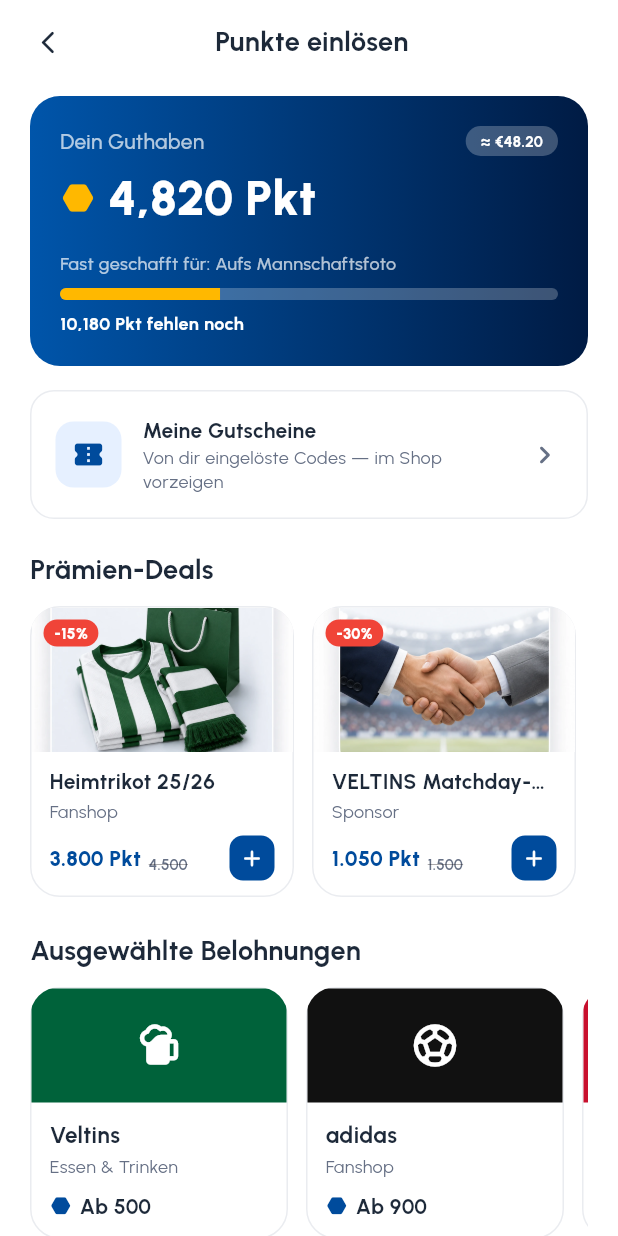
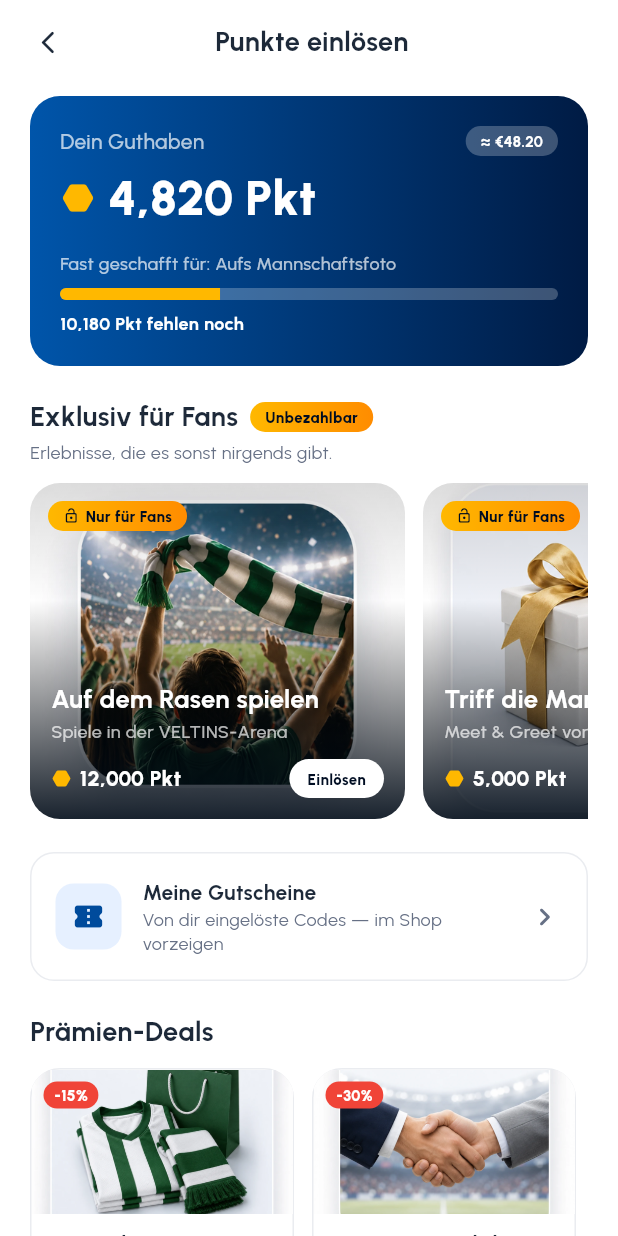
Before and after one commit to COREVIONLABS/EMBAapp-native, a Flutter app: the PointsScreen screen opened directly, after a tap on "Einlösen", on a phone screen of 412 x 824 dp. Run offline on Flutter 3.47's test engine with Material 3 defaults, Android fonts, the phone set to English and light mode, and no system bars; our stand-ins replace flutter_svg.

Commit message:
Socios-inspired: exclusive rewards, round wallet actions, fan-polls hub [skip ci]
1) Exclusive 'money-can't-buy' experiences as the heart of Redeem — a
   photo-rich card carousel (Auf dem Rasen spielen / Triff die Mannschaft /
   VIP-Loge) with a gold 'Nur für Fans' badge and exclusivity framing.
2) Round wallet actions (Socios-style) in the Points top zone: Earn / Redeem /
   Top up / History / Ranking as clean brand circles (was square tiles).
3) Fan-Polls hub: fans influence real club decisions (captain / third kit /
   walk-out song) plus Player of the Month, each with a live flip-clock
   countdown and points reward. Earn-screen spotlight now opens the hub.
Deliberately NOT adopted: crypto wallet / send-receive-stake / tokens-NFTs.
+ DE translations, flutter analyze clean.

Co-Authored-By: Claude Opus 4.8 <noreply@anthropic.com>
Claude-Session: https://claude.ai/code/session_0138H2TPm9wvb2D54WvCY8tL

```diff
--- a/lib/l10n/strings.dart
+++ b/lib/l10n/strings.dart
@@ -1363,4 +1363,18 @@ const Map<String, String> _de = {
   'Prizes': 'Gewinne',
   'Deals %': 'Vorteile %',
   'More in the app': 'Mehr in der App',
+  // ── Socios-inspired: exclusive rewards, fan polls ──
+  'Exclusive for fans': 'Exklusiv für Fans',
+  'Money-can\'t-buy': 'Unbezahlbar',
+  'Experiences you can\'t get anywhere else.': 'Erlebnisse, die es sonst nirgends gibt.',
+  'Fans only': 'Nur für Fans',
+  'Fan votes': 'Fan-Abstimmungen',
+  'Your vote counts': 'Deine Stimme zählt',
+  'Shape real club decisions': 'Bestimme echte Club-Entscheidungen mit',
+  'Vote on the captain, the kit and more — and earn points.': 'Stimme über Kapitän, Trikot & mehr ab — und sammle Punkte.',
+  'Featured vote': 'Top-Abstimmung',
+  'Captain, kit, Player of the Month — you decide': 'Kapitän, Trikot, Spieler des Monats — du entscheidest',
+  'Open polls': 'Laufende Abstimmungen',
+  'Ends in': 'Endet in',
+  'One vote per fan per poll. Results are shared with the club.': 'Eine Stimme pro Fan pro Abstimmung. Ergebnisse gehen an den Club.',
 };
--- a/lib/screens/points_screen.dart
+++ b/lib/screens/points_screen.dart
@@ -102,13 +102,13 @@ class PointsScreen extends StatelessWidget {
               Icon(Icons.info_outline_rounded, size: 14, color: AppColors.textLight),
             ]),
             const SizedBox(height: 20),
-            // Primary quick-access — every key hub function on one visible tap
-            // (replaces the old 4 circles + hidden "More" sheet).
+            // Primary quick-access — clean round wallet actions (Socios-style).
             Row(crossAxisAlignment: CrossAxisAlignment.start, children: [
-              Expanded(child: _Cat(icon: Icons.add_rounded, label: tr('Earn'), color: AppColors.brandPrimary, onTap: () => _push(context, const EarnPointsScreen()))),
-              Expanded(child: _Cat(icon: Icons.savings_rounded, label: tr('Redeem'), color: const Color(0xFF00897B), onTap: () => _push(context, const RedeemScreen()))),
-              Expanded(child: _Cat(icon: Icons.account_balance_wallet_rounded, label: tr('Top up'), color: const Color(0xFF1565C0), onTap: () => _push(context, const BuyPointsScreen()))),
-              Expanded(child: _Cat(icon: Icons.leaderboard_rounded, label: tr('Ranking'), color: const Color(0xFFEF6C00), onTap: () => _push(context, const LeaderboardScreen()))),
+              Expanded(child: _RoundAction(icon: Icons.bolt_rounded, label: tr('Earn'), onTap: () => _push(context, const EarnPointsScreen()))),
+              Expanded(child: _RoundAction(icon: Icons.card_giftcard_rounded, label: tr('Redeem'), onTap: () => _push(context, const RedeemScreen()))),
+              Expanded(child: _RoundAction(icon: Icons.add_rounded, label: tr('Top up'), onTap: () => _push(context, const BuyPointsScreen()))),
+              Expanded(child: _RoundAction(icon: Icons.history_rounded, label: tr('History'), onTap: () => _push(context, const PointsHistoryScreen()))),
+              Expanded(child: _RoundAction(icon: Icons.leaderboard_rounded, label: tr('Ranking'), onTap: () => _push(context, const LeaderboardScreen()))),
             ]),
           ]),
         ),
@@ -253,6 +253,31 @@ class PointsScreen extends StatelessWidget {
 
 }
 
+/// Round wallet action (Socios-style): a solid brand circle with a white icon
+/// and a small label — the clean primary-action row under the balance.
+class _RoundAction extends StatelessWidget {
+  final IconData icon;
+  final String label;
+  final VoidCallback onTap;
+  const _RoundAction({required this.icon, required this.label, required this.onTap});
+  @override
+  Widget build(BuildContext context) {
+    return Tappable(
+      scale: 0.92,
+      onTap: onTap,
+      child: Column(children: [
+        Container(
+          width: 50, height: 50,
+          decoration: BoxDecoration(gradient: const LinearGradient(colors: AppColors.pointsGradient), shape: BoxShape.circle),
+          child: Icon(icon, color: Colors.white, size: 23),
+        ),
+        const SizedBox(height: 6),
+        Text(label, maxLines: 1, overflow: TextOverflow.ellipsis, style: AppText.body3.copyWith(fontSize: 11.5, fontWeight: FontWeight.w700)),
+      ]),
+    );
+  }
+}
+
 class _Cat extends StatelessWidget {
   final IconData icon;
   final String label;
--- a/lib/screens/redeem_screen.dart
+++ b/lib/screens/redeem_screen.dart
@@ -3,6 +3,7 @@ import '../theme/app_theme.dart';
 import '../widgets/sub_scaffold.dart';
 import '../widgets/app_widgets.dart';
 import '../widgets/hub_widgets.dart';
+import '../widgets/asset_img.dart';
 import '../model/fan_model.dart';
 import '../model/voucher_store.dart';
 import '../widgets/voucher_flow.dart';
@@ -20,6 +21,13 @@ import '../l10n/strings.dart';
 /// sponsors and symbolic category icons.
 class RedeemScreen extends StatelessWidget {
   const RedeemScreen({super.key});
+
+  // Money-can't-buy experiences (title, subtitle, image, points).
+  static const _exclusive = <(String, String, String, int)>[
+    ('Auf dem Rasen spielen', 'Spiele in der VELTINS-Arena', 'img_experiences', 12000),
+    ('Triff die Mannschaft', 'Meet & Greet vor dem Spiel', 'img_rewards', 5000),
+    ('VIP-Loge am Spieltag', 'Logenplatz inkl. Catering', 'img_tickets', 8000),
+  ];
 
   // Featured sponsor rewards: (sponsor, category, from-points)
   static const _featured = [
@@ -89,7 +97,32 @@ class RedeemScreen extends StatelessWidget {
             Text('${FanModel.fmtPublic(remaining)} ${tr('pts to go')}', style: AppText.body3.copyWith(color: Colors.white, fontWeight: FontWeight.w700)),
           ]),
         ),
-        const SizedBox(height: 16),
+        const SizedBox(height: 22),
+        // ── Exclusive, money-can't-buy experiences (the emotional heart) ──
+        Row(children: [
+          Text(tr('Exclusive for fans'), style: AppText.label1),
+          const SizedBox(width: 8),
+          Pill(gradient: const LinearGradient(colors: AppColors.goldGradient), child: Text(tr('Money-can\'t-buy'), style: AppText.caption1.copyWith(color: AppColors.brandDarkest, fontWeight: FontWeight.w800))),
+        ]),
+        const SizedBox(height: 4),
+        Text(tr('Experiences you can\'t get anywhere else.'), style: AppText.body3Regular),
+        const SizedBox(height: 12),
+        SizedBox(
+          height: 224,
+          child: ListView.separated(
+            scrollDirection: Axis.horizontal,
+            itemCount: _exclusive.length,
+            separatorBuilder: (_, __) => const SizedBox(width: 12),
+            itemBuilder: (_, i) {
+              final e = _exclusive[i];
+              return _ExclusiveCard(
+                title: e.$1, sub: e.$2, image: e.$3, points: e.$4,
+                onTap: () => redeemForVoucher(context, title: e.$1, category: 'Experience', points: e.$4, sponsor: 'FC Schalke 04'),
+              );
+            },
+          ),
+        ),
+        const SizedBox(height: 22),
         // ── My Vouchers (reactive open count) ──
         AnimatedBuilder(
           animation: voucherStore,
@@ -203,6 +236,67 @@ class RedeemScreen extends StatelessWidget {
   }
 }
 
+/// Exclusive experience card — full-bleed photo, dark gradient scrim, a gold
+/// "fans only" badge, title and points. The aspirational, money-can't-buy tier.
+class _ExclusiveCard extends StatelessWidget {
+  final String title;
+  final String sub;
+  final String image;
+  final int points;
+  final VoidCallback onTap;
+  const _ExclusiveCard({required this.title, required this.sub, required this.image, required this.points, required this.onTap});
+
+  @override
+  Widget build(BuildContext context) {
+    return GestureDetector(
+      onTap: onTap,
+      child: Container(
+        width: 250,
+        clipBehavior: Clip.antiAlias,
+        decoration: BoxDecoration(borderRadius: BorderRadius.circular(AppRadii.card)),
+        child: Stack(fit: StackFit.expand, children: [
+          AssetImg(image, fit: BoxFit.cover, fallbackIcon: Icons.stadium_rounded),
+          // Dark scrim for legibility.
+          Container(
+            decoration: const BoxDecoration(
+              gradient: LinearGradient(
+                begin: Alignment.topCenter, end: Alignment.bottomCenter,
+                colors: [Color(0x22000000), Color(0x00000000), Color(0xE6000B18)],
+                stops: [0, 0.35, 1],
+              ),
+            ),
+          ),
+          Positioned(top: 12, left: 12, child: Pill(
+            gradient: const LinearGradient(colors: AppColors.goldGradient),
+            child: Row(mainAxisSize: MainAxisSize.min, children: [
+              const Icon(Icons.lock_open_rounded, size: 11, color: AppColors.brandDarkest),
+              const SizedBox(width: 4),
+              Text(tr('Fans only'), style: AppText.caption1.copyWith(color: AppColors.brandDarkest, fontWeight: FontWeight.w800)),
+            ]),
+          )),
+          Positioned(left: 14, right: 14, bottom: 14, child: Column(crossAxisAlignment: CrossAxisAlignment.start, children: [
+            Text(tr(title), maxLines: 2, overflow: TextOverflow.ellipsis, style: AppText.label1.copyWith(color: Colors.white, fontSize: 17)),
+            const SizedBox(height: 2),
+            Text(tr(sub), maxLines: 1, overflow: TextOverflow.ellipsis, style: AppText.body3.copyWith(color: Colors.white70)),
+            const SizedBox(height: 10),
+            Row(children: [
+              const Icon(Icons.hexagon_rounded, size: 14, color: AppColors.gold),
+              const SizedBox(width: 5),
+              Text('${FanModel.fmtPublic(points)} ${tr('pts')}', style: AppText.body2.copyWith(color: Colors.white, fontWeight: FontWeight.w800)),
+              const Spacer(),
+              Container(
+                padding: const EdgeInsets.symmetric(horizontal: 12, vertical: 7),
+                decoration: BoxDecoration(color: Colors.white, borderRadius: BorderRadius.circular(999)),
+                child: Text(tr('Redeem'), style: AppText.caption1.copyWith(color: AppColors.brandDarkest, fontWeight: FontWeight.w800)),
+              ),
+            ]),
+          ])),
+        ]),
+      ),
+    );
+  }
+}
+
 /// Featured reward card: coloured sponsor header (symbol) + white body with
 /// name, category and the points price.
 class _FeaturedCard extends StatelessWidget {
```
Also changed, not shown: lib/screens/earn_points_screen.dart (+6 -6 lines), lib/screens/fan_polls_screen.dart (added, +216 -0 lines).
